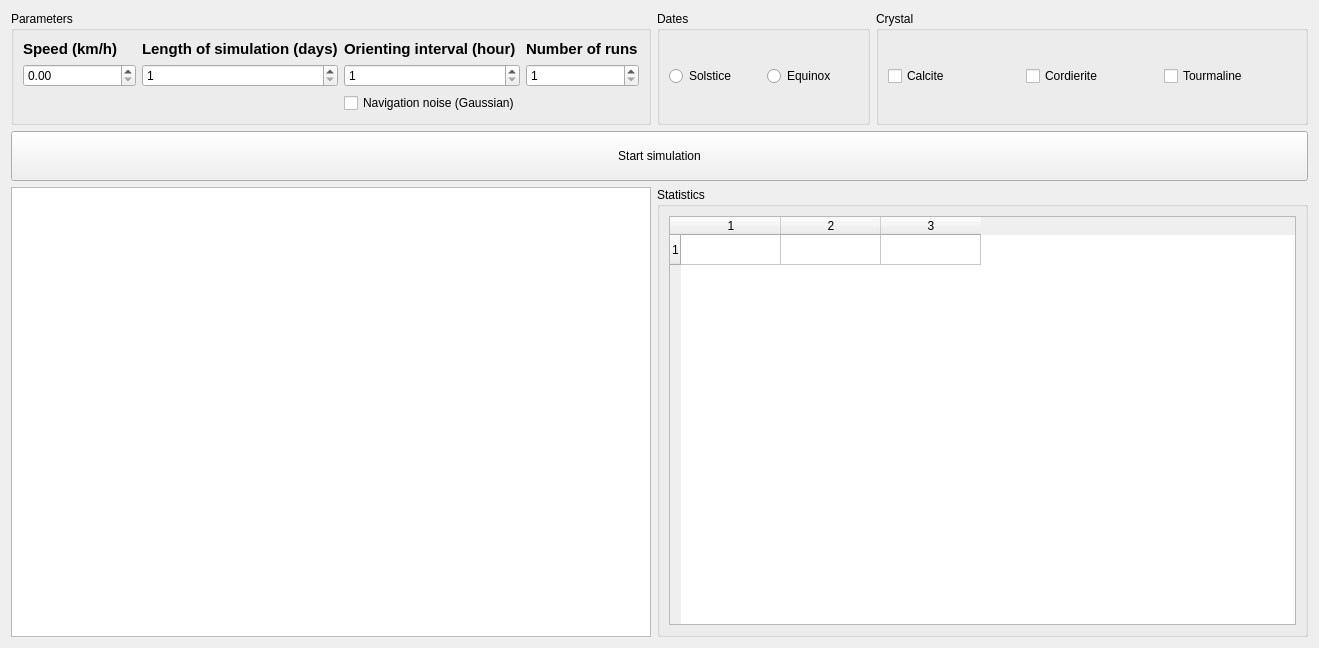
Old version of the form sailingform.ui in the repository szazdenes/SailingSimulation.
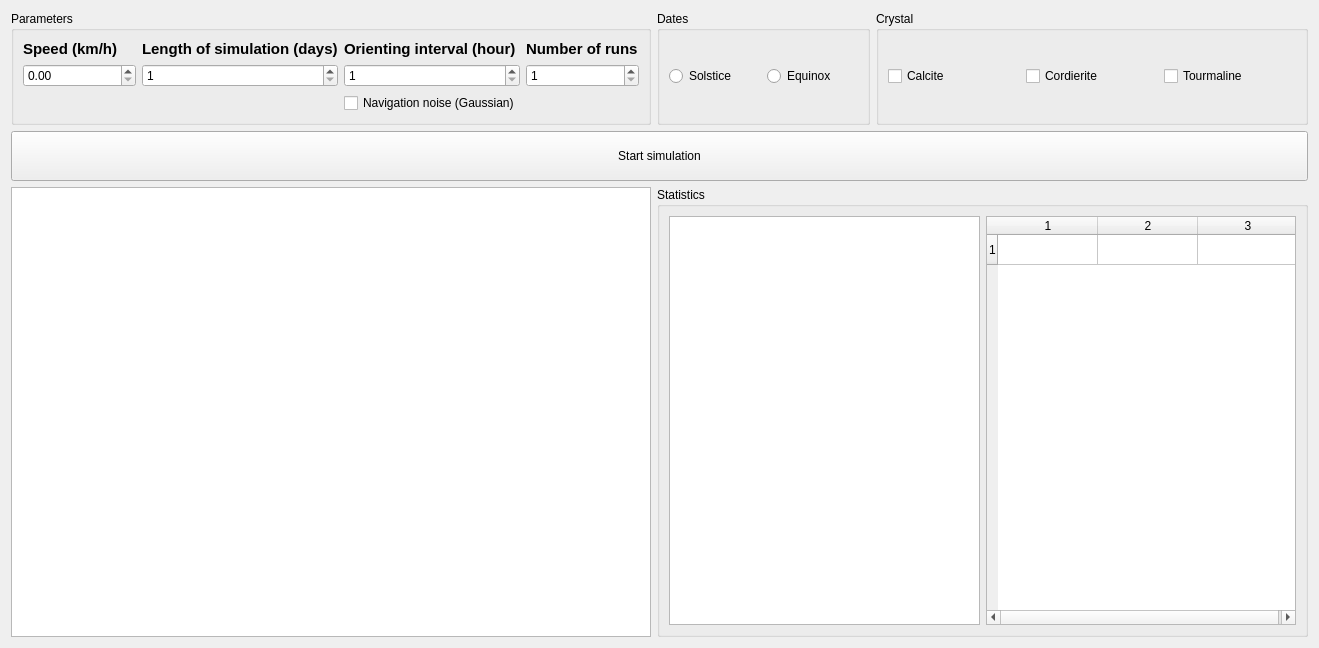
New version of the form.

Commit message: fixed timing problems

Patch:
```diff
--- a/sailingform.ui
+++ b/sailingform.ui
@@ -201,7 +201,7 @@
       <string>Statistics</string>
      </property>
      <layout class="QGridLayout" name="gridLayout_6">
-      <item row="0" column="0">
+      <item row="0" column="1">
        <widget class="QTableWidget" name="tableWidget">
         <property name="verticalScrollMode">
          <enum>QAbstractItemView::ScrollPerPixel</enum>
@@ -221,6 +221,9 @@
         <column/>
        </widget>
       </item>
+      <item row="0" column="0">
+       <widget class="QListWidget" name="listWidget"/>
+      </item>
      </layout>
     </widget>
    </item>
```
The commit also changes 2 other files.
